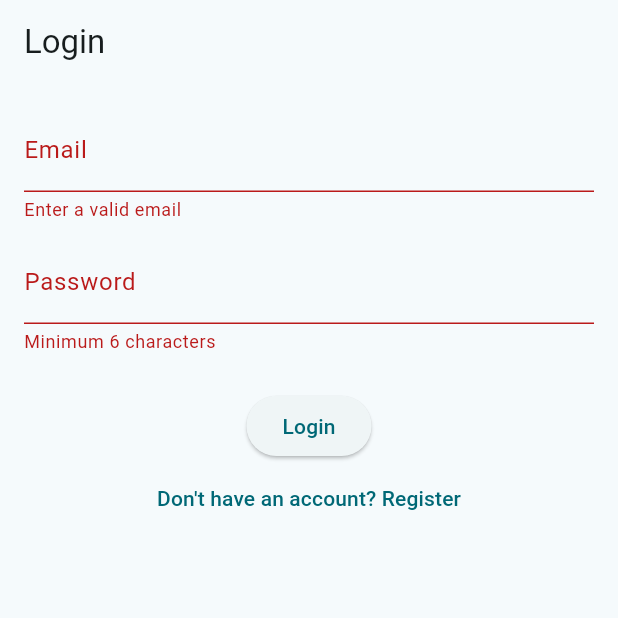
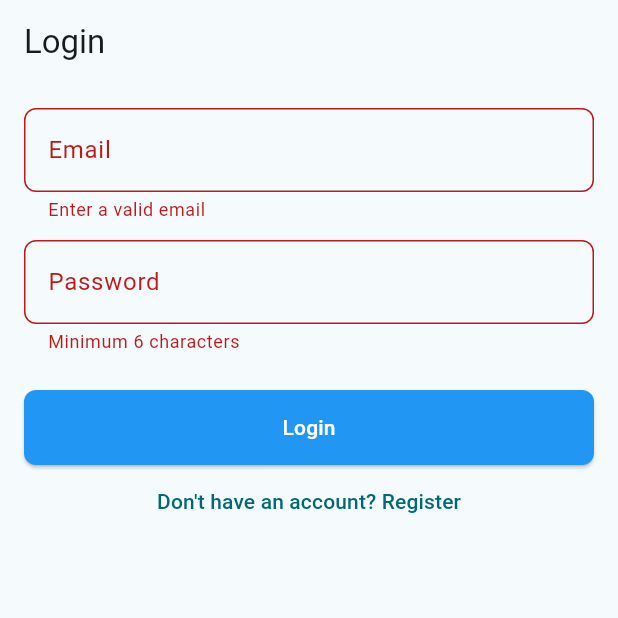
Before and after one commit to lavyne-owiti/currency_exchange, a Flutter app: the screen it shows after launch, after a tap on "Login", on a phone screen of 412 x 824 dp, the top half of it. Run offline on Flutter 3.47's test engine with Material 3 defaults, Android fonts, the phone set to English and light mode, and no system bars; our stand-ins replace cloud_firestore, dio, firebase_auth, firebase_core, fl_chart, flutter_riverpod; accounts and stored records are empty.

```diff
--- a/lib/feature/currency_trade/presentation/screens/auth/login.dart
+++ b/lib/feature/currency_trade/presentation/screens/auth/login.dart
@@ -1,8 +1,8 @@
 import 'package:currency_exchange_app/feature/currency_trade/presentation/providers/auth_controller.dart';
 import 'package:currency_exchange_app/feature/currency_trade/presentation/screens/auth/register.dart';
+import 'package:currency_exchange_app/feature/currency_trade/presentation/screens/dashboard_screen.dart';
 import 'package:flutter/material.dart';
 import 'package:flutter_riverpod/flutter_riverpod.dart';
-
 
 class LoginScreen extends ConsumerStatefulWidget {
   const LoginScreen({super.key});
@@ -28,6 +28,12 @@ class _LoginScreenState extends ConsumerState<LoginScreen> {
     try {
       await auth.signIn(
           emailController.text.trim(), passwordController.text.trim());
+      if (context.mounted) {
+        Navigator.pushReplacement(
+          context,
+          MaterialPageRoute(builder: (_) => const DashboardScreen()),
+        );
+      }
       ScaffoldMessenger.of(context)
           .showSnackBar(const SnackBar(content: Text("Login Successful")));
     } catch (e) {
@@ -50,7 +56,21 @@ class _LoginScreenState extends ConsumerState<LoginScreen> {
             children: [
               TextFormField(
                 controller: emailController,
-                decoration: const InputDecoration(labelText: 'Email'),
+                decoration: InputDecoration(
+                  labelText: 'Email',
+                  // labelStyle: const TextStyle(color: Colors.blue),
+                  border: OutlineInputBorder(
+                    borderRadius: BorderRadius.circular(8.0),
+                  ),
+                  enabledBorder: OutlineInputBorder(
+                    borderSide: const BorderSide(color: Colors.blue),
+                    borderRadius: BorderRadius.circular(8.0),
+                  ),
+                  focusedBorder: OutlineInputBorder(
+                    borderSide: const BorderSide(color: Colors.blue, width: 2),
+                    borderRadius: BorderRadius.circular(8.0),
+                  ),
+                ),
                 validator: (val) => val != null && val.contains('@')
                     ? null
                     : 'Enter a valid email',
@@ -58,7 +78,20 @@ class _LoginScreenState extends ConsumerState<LoginScreen> {
               const SizedBox(height: 12),
               TextFormField(
                 controller: passwordController,
-                decoration: const InputDecoration(labelText: 'Password'),
+                decoration: InputDecoration(
+                  labelText: 'Password',
+                  border: OutlineInputBorder(
+                    borderRadius: BorderRadius.circular(8.0),
+                  ),
+                  enabledBorder: OutlineInputBorder(
+                    borderSide: const BorderSide(color: Colors.blue),
+                    borderRadius: BorderRadius.circular(8.0),
+                  ),
+                  focusedBorder: OutlineInputBorder(
+                    borderSide: const BorderSide(color: Colors.blue, width: 2),
+                    borderRadius: BorderRadius.circular(8.0),
+                  ),
+                ),
                 obscureText: true,
                 validator: (val) => val != null && val.length >= 6
                     ? null
@@ -68,6 +101,14 @@ class _LoginScreenState extends ConsumerState<LoginScreen> {
               isLoading
                   ? const CircularProgressIndicator()
                   : ElevatedButton(
+                      style: ElevatedButton.styleFrom(
+                        minimumSize: const Size(double.infinity, 50),
+                        backgroundColor: Colors.blue,
+                        foregroundColor: Colors.white,
+                        shape: RoundedRectangleBorder(
+                          borderRadius: BorderRadius.circular(8.0),
+                        ),
+                      ),
                       onPressed: _login,
                       child: const Text("Login"),
                     ),
```
Also changed, not shown: lib/feature/currency_trade/presentation/screens/auth/register.dart (+7 -0 lines), lib/feature/currency_trade/presentation/screens/home_screen.dart (+19 -22 lines), lib/feature/currency_trade/presentation/screens/transaction_screen.dart (+19 -0 lines).
